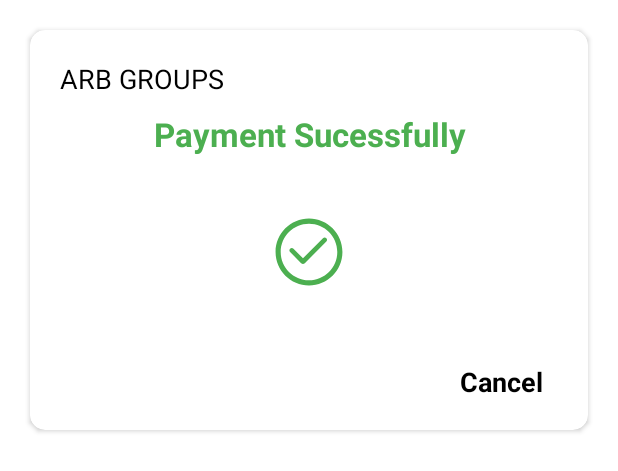
After one commit to Jitendraneepanlok/arbgroups, an Android app: the layout payment_sucess_layout.xml on its own in the app's theme, with its tools: preview values and no code run, on a phone screen of 412 x 824 dp. The commit adds this screen. Shown: the top 471 px of the screen. Run offline under Robolectric (Android 15) with nearby library versions, the phone set to English and light mode, and no system bars.

Commit message:
Sucess dialog are added

```diff
--- a/app/src/main/java/com/arv/groups/Activity/PaymentOptionsActivity.kt
+++ b/app/src/main/java/com/arv/groups/Activity/PaymentOptionsActivity.kt
@@ -1,15 +1,20 @@
 package com.arv.groups.Activity
 
+import android.app.Dialog
 import android.content.Intent
 import androidx.appcompat.app.AppCompatActivity
 import android.os.Bundle
 import android.util.Log
+import android.view.Gravity
+import android.view.Window
+import android.view.WindowManager
 import android.widget.Button
 import android.widget.EditText
 import android.widget.RadioGroup
 import android.widget.Toast
 import androidx.appcompat.widget.AppCompatButton
 import androidx.appcompat.widget.AppCompatImageView
+import androidx.appcompat.widget.AppCompatTextView
 import com.arv.groups.R
 import com.arv.groups.prefrences.SessionManager
 import com.google.android.material.textfield.TextInputEditText
@@ -129,7 +134,12 @@ class PaymentOptionsActivity : AppCompatActivity(), PaymentStatusListener {
 
     override fun onTransactionCompleted(transactionDetails: TransactionDetails) {
         // Transaction Completed
-        Log.e("TransactionDetails", transactionDetails.toString())
+        Log.e("TransactionId", transactionDetails.transactionId.toString())
+        Log.e("TransactionResponseCode", transactionDetails.responseCode.toString())
+        Log.e("TransactioRefnId", transactionDetails.transactionRefId.toString())
+
+        transactionDetails.transactionId?.let { OpenSucessDialog(it) }
+
         //textView_status.text = transactionDetails.toString()
 
         when (transactionDetails.transactionStatus) {
@@ -138,6 +148,25 @@ class PaymentOptionsActivity : AppCompatActivity(), PaymentStatusListener {
             TransactionStatus.SUBMITTED -> onTransactionSubmitted()
         }
     }
+
+    private fun OpenSucessDialog(it: String) {
+        val dialog = this?.let { Dialog(it, R.style.DialogTheme) }
+        dialog?.requestWindowFeature(Window.FEATURE_NO_TITLE)
+        dialog?.setContentView(R.layout.payment_sucess_layout)
+        dialog?.setCancelable(false)
+
+        val txt_transaction_id :AppCompatTextView = dialog!!.findViewById(R.id.txt_transaction_id)
+        txt_transaction_id.setText("Transaction Id : "+it)
+
+        val txt_cancel: AppCompatTextView = dialog!!.findViewById(R.id.txt_cancel)
+        txt_cancel.setOnClickListener {
+            dialog.dismiss()
+        }
+        dialog?.window!!.setGravity(Gravity.CENTER)
+        dialog?.window!!.setLayout(WindowManager.LayoutParams.MATCH_PARENT, WindowManager.LayoutParams.WRAP_CONTENT)
+        dialog.show()
+    }
+
 
     override fun onTransactionCancelled() {
         // Payment Cancelled by User
--- a/app/src/main/java/com/arv/groups/Activity/ViewAllActivity.kt
+++ b/app/src/main/java/com/arv/groups/Activity/ViewAllActivity.kt
@@ -252,7 +252,7 @@ class ViewAllActivity : AppCompatActivity() {
         pDialog.show();
 
         /*val username: String = "8447094063"
-        val plotnumber :String ="297"*/
+        val plotnumber :String ="297" itl04 */
         val userphone = sessionManager.getUserData(SessionManager.PHONENO).toString()
 
         var mq: String =
--- a/app/src/main/java/com/arv/groups/Adapters/DetailsAdapter.kt
+++ b/app/src/main/java/com/arv/groups/Adapters/DetailsAdapter.kt
@@ -31,7 +31,6 @@ class DetailsAdapter(var context: Context) : RecyclerView.Adapter<DetailsAdapter
     private lateinit var paidemi: String
     private lateinit var baseamount: String
     private lateinit var agentcode: String
-
 
     internal fun setDataList(dataList: JSONArray) {
         this.dataList = dataList
@@ -79,8 +78,6 @@ class DetailsAdapter(var context: Context) : RecyclerView.Adapter<DetailsAdapter
         // Get the data based JsonObject on position
         var data: JSONObject = dataList[position] as JSONObject
         Log.e("ads", "" + data)
-
-
 
         if (data.getString("InvoiceID") != null) {
             invoice_id = data.getString("InvoiceID")
--- /dev/null
+++ b/app/src/main/res/drawable/ic_accept.xml
@@ -0,0 +1,13 @@
+<vector xmlns:android="http://schemas.android.com/apk/res/android"
+    android:width="48dp"
+    android:height="48dp"
+    android:viewportWidth="28"
+    android:viewportHeight="28">
+  <path
+      android:pathData="M6.6526,14.0304C6.2925,13.6703 6.2925,13.0864 6.6526,12.7263C7.0128,12.3662 7.5966,12.3662 7.9568,12.7263L11.6602,16.4297L19.438,8.6518C19.7981,8.2917 20.382,8.2917 20.7421,8.6518C21.1023,9.0119 21.1023,9.5958 20.7421,9.956L12.3667,18.3314C11.9762,18.7219 11.343,18.7219 10.9525,18.3314L6.6526,14.0304Z"
+      android:fillColor="#4CAF50"/>
+  <path
+      android:pathData="M14,1C6.8203,1 1,6.8203 1,14C1,21.1797 6.8203,27 14,27C21.1797,27 27,21.1797 27,14C27,6.8203 21.1797,1 14,1ZM3,14C3,7.9249 7.9249,3 14,3C20.0751,3 25,7.9249 25,14C25,20.0751 20.0751,25 14,25C7.9249,25 3,20.0751 3,14Z"
+      android:fillColor="#4CAF50"
+      android:fillType="evenOdd"/>
+</vector>
--- /dev/null
+++ b/app/src/main/res/layout/payment_sucess_layout.xml
@@ -0,0 +1,65 @@
+<?xml version="1.0" encoding="utf-8"?>
+<androidx.cardview.widget.CardView xmlns:android="http://schemas.android.com/apk/res/android"
+    android:layout_width="match_parent"
+    android:layout_height="wrap_content"
+    xmlns:app="http://schemas.android.com/apk/res-auto"
+    app:cardCornerRadius="10dp"
+    android:elevation="10dp"
+    app:cardBackgroundColor="@color/white"
+    android:layout_margin="20dp">
+
+    <RelativeLayout
+        android:layout_width="match_parent"
+        android:layout_height="wrap_content"
+        android:padding="20dp">
+
+        <androidx.appcompat.widget.AppCompatTextView
+            android:layout_width="match_parent"
+            android:layout_height="wrap_content"
+            android:id="@+id/txt_transaction_id"
+            android:text="@string/ARB_GROUPS"
+            android:textColor="@color/black"
+            android:textAppearance="@style/TextAppearance.AppCompat.Medium"/>
+
+        <androidx.appcompat.widget.AppCompatTextView
+            android:id="@+id/txt_logout"
+            android:layout_width="match_parent"
+            android:layout_height="wrap_content"
+            android:layout_marginStart="10dp"
+            android:layout_below="@+id/txt_transaction_id"
+            android:layout_marginTop="10dp"
+            android:layout_marginEnd="10dp"
+            android:layout_marginBottom="10dp"
+            android:gravity="center"
+            android:paddingLeft="10dp"
+            android:paddingRight="10dp"
+            android:text="Payment Sucessfully"
+            android:textAppearance="@style/TextAppearance.AppCompat.Large"
+            android:textColor="@color/green"
+            android:textStyle="bold" />
+
+        <androidx.appcompat.widget.AppCompatImageView
+            android:id="@+id/img_sucess"
+            android:layout_width="wrap_content"
+            android:layout_height="wrap_content"
+            android:layout_below="@+id/txt_logout"
+            android:layout_centerHorizontal="true"
+            android:layout_marginTop="30dp"
+            android:src="@drawable/ic_accept" />
+
+        <androidx.appcompat.widget.AppCompatTextView
+            android:id="@+id/txt_cancel"
+            android:layout_width="wrap_content"
+            android:layout_height="wrap_content"
+            android:layout_below="@+id/img_sucess"
+            android:layout_alignParentRight="true"
+            android:layout_marginTop="50dp"
+            android:layout_marginRight="10dp"
+            android:text="@string/cancel"
+            android:textAppearance="@style/TextAppearance.AppCompat.Medium"
+            android:textColor="@color/black"
+            android:textStyle="bold" />
+
+    </RelativeLayout>
+
+</androidx.cardview.widget.CardView>
--- a/app/src/main/res/values/colors.xml
+++ b/app/src/main/res/values/colors.xml
@@ -10,6 +10,7 @@
     <color name="red">#F00</color>
     <color name="gray">#808080</color>
     <color name="website_color">#1caf9a</color>
+    <color name="green">#4CAF50</color>
 
 
 </resources>
```
